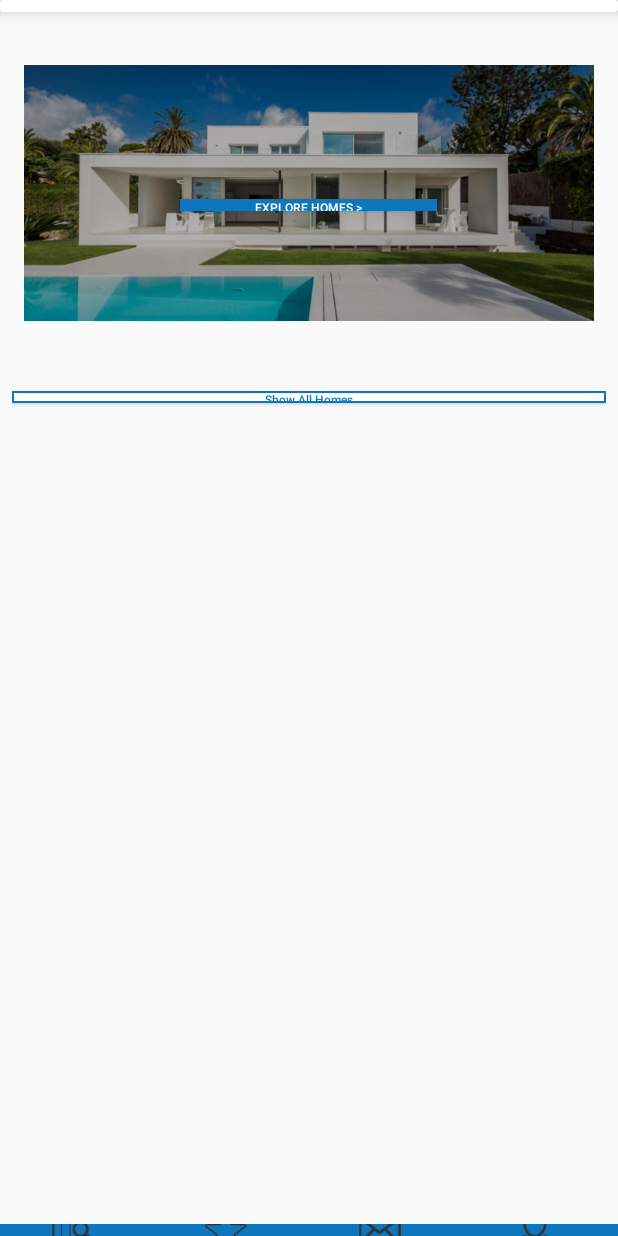
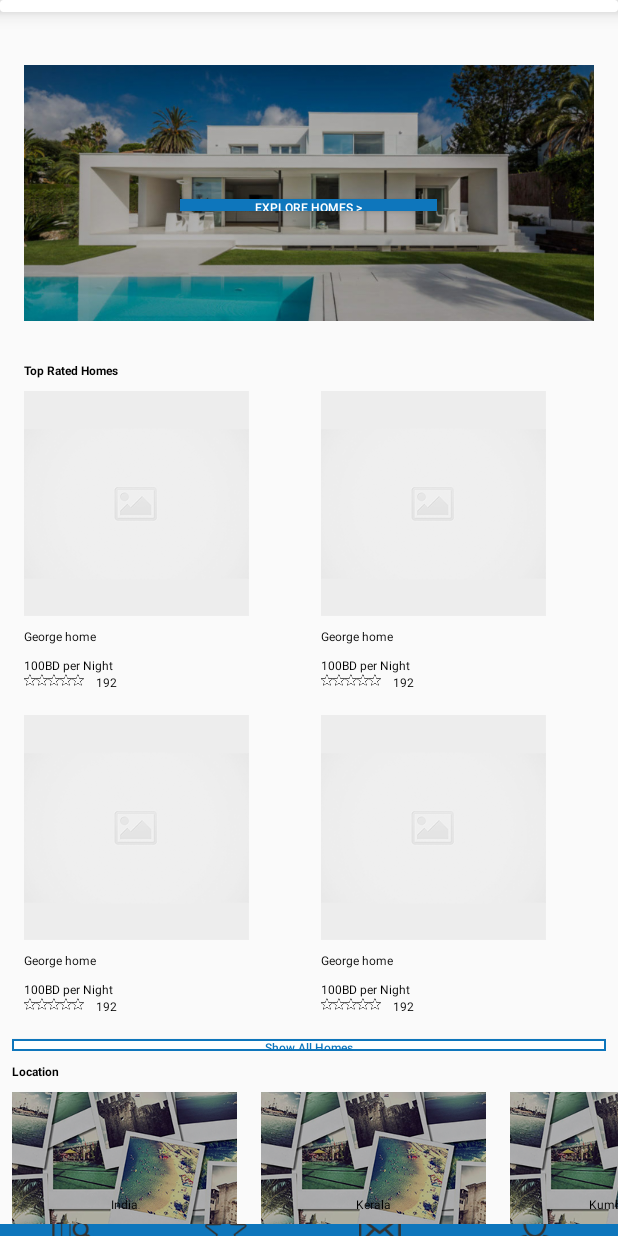
Before and after one commit to rimonrpallan3/Barsti, an Android app: the screen it shows after launch (LandingPage), on a phone screen of 412 x 824 dp. Run offline under Robolectric (Android 15) with nearby library versions, the phone set to English and light mode, and no system bars; our stand-ins replace Firebase (no records; nobody signed in at launch, a user with empty details on screens opened directly); libraries missing offline, so code that uses them is left out: com.mikepenz.iconics, net.steamcrafted.materialiconlib, pub.devrel.easypermissions; pictures from the network do not load; 1 statement that could not run was skipped.

Commit message:
Bug free in the list Due to LinearLayoutManger instead recycleview

```diff
--- a/app/src/main/java/com/voyager/barasti/fragment/explore/ExploreFrg.java
+++ b/app/src/main/java/com/voyager/barasti/fragment/explore/ExploreFrg.java
@@ -9,6 +9,7 @@ import android.support.v7.widget.RecyclerView;
 import android.view.LayoutInflater;
 import android.view.View;
 import android.view.ViewGroup;
+import android.widget.LinearLayout;
 
 import com.voyager.barasti.R;
 import com.voyager.barasti.fragment.explore.adapter.ExploreListAdapter;
@@ -55,19 +56,20 @@ public class ExploreFrg extends Fragment implements ExploreListAdapter.ClickList
 
         rvExploreList = rootView.findViewById(R.id.rvExplore);
         exploreListAdapter = new ExploreListAdapter(getData(), getActivity());
-        RecyclerView.LayoutManager mLayoutManager = new LinearLayoutManager(getActivity());
+        rvExploreList.setLayoutFrozen(true);
+        LinearLayoutManager mLayoutManager = new LinearLayoutManager(getActivity());
         rvExploreList.setLayoutManager(mLayoutManager);
         rvExploreList.setItemAnimator(new DefaultItemAnimator());
         rvExploreList.setAdapter(exploreListAdapter);
-        rvExploreList.setLayoutFrozen(true);
+
         //exploreListAdapter.setClickListener(this);
 
         return rootView;
     }
 
-    List<ExploreItems> landingListItems = Arrays.asList();
+    ArrayList<ExploreItems> landingListItems = new ArrayList<>();
 
-    public List<ExploreItems> getData() {
+    public ArrayList<ExploreItems> getData() {
 
         landingListItems = new ArrayList<ExploreItems>();
         landingListItems.clear();
@@ -75,33 +77,28 @@ public class ExploreFrg extends Fragment implements ExploreListAdapter.ClickList
         HeaderItem headerItem = new HeaderItem();
         headerItem.setImgHeader(R.drawable.barasti_home_banner);
         headerItem.setBtnContent("Explore Homes >");
-        // headerItem.setEnabled(true);
+        headerItem.setViewType(0);
         landingListItems.add(headerItem);
 
-        FooterItems footerItems = new FooterItems();
-        footerItems.setHeadingTitile("Location");
-        footerItems.setID(1);
-        footerItems.setLocLists(getLocs());
-        landingListItems.add(footerItems);
 
         ExploreItems yourTripItem = new ExploreItems();
         yourTripItem.setMainHeading("Top Rated Homes");
         yourTripItem.setBodyItemsList(getDatas());
-        yourTripItem.setID(1);
-        yourTripItem.setEnabled(true);
+        yourTripItem.setViewType(1);
         landingListItems.add(yourTripItem);
 
-
-
-
-
+        FooterItems footerItems = new FooterItems();
+        footerItems.setHeadingTitile("Location");
+        footerItems.setLocLists(getLocs());
+        footerItems.setViewType(2);
+        landingListItems.add(footerItems);
 
         return landingListItems;
     }
 
-    List<BodyItems> bodyItemsList = Arrays.asList();
+    ArrayList<BodyItems> bodyItemsList = new ArrayList<>();
 
-    public List<BodyItems> getDatas() {
+    public ArrayList<BodyItems> getDatas() {
 
         bodyItemsList = new ArrayList<BodyItems>();
         bodyItemsList.clear();
@@ -112,8 +109,6 @@ public class ExploreFrg extends Fragment implements ExploreListAdapter.ClickList
         homeBodyItems.setAmtHome("100BD per Night");
         homeBodyItems.setFavRate("192");
         homeBodyItems.setFavRatio("3.5");
-        homeBodyItems.setId(1);
-        homeBodyItems.setEnabled(true);
         bodyItemsList.add(homeBodyItems);
 
 
@@ -123,8 +118,6 @@ public class ExploreFrg extends Fragment implements ExploreListAdapter.ClickList
         homeBodyItems2.setAmtHome("100BD per Night");
         homeBodyItems2.setFavRate("192");
         homeBodyItems2.setFavRatio("3.5");
-        homeBodyItems2.setId(2);
-        homeBodyItems2.setEnabled(true);
         bodyItemsList.add(homeBodyItems2);
 
         BodyItems homeBodyItems3 = new BodyItems();
@@ -133,8 +126,6 @@ public class ExploreFrg extends Fragment implements ExploreListAdapter.ClickList
         homeBodyItems3.setAmtHome("100BD per Night");
         homeBodyItems3.setFavRate("192");
         homeBodyItems3.setFavRatio("3.5");
-        homeBodyItems3.setId(3);
-        homeBodyItems3.setEnabled(true);
         bodyItemsList.add(homeBodyItems3);
 
         BodyItems homeBodyItems4 = new BodyItems();
@@ -143,40 +134,32 @@ public class ExploreFrg extends Fragment implements ExploreListAdapter.ClickList
         homeBodyItems4.setAmtHome("100BD per Night");
         homeBodyItems4.setFavRate("192");
         homeBodyItems4.setFavRatio("3.5");
-        homeBodyItems4.setId(4);
-        homeBodyItems4.setEnabled(true);
         bodyItemsList.add(homeBodyItems4);
 
         return bodyItemsList;
     }
 
-    List<LocList> locLists = Arrays.asList();
+    ArrayList<LocList> locLists = new ArrayList<>();
 
-    public List<LocList> getLocs() {
+    public ArrayList<LocList> getLocs() {
 
         locLists = new ArrayList<LocList>();
         locLists.clear();
 
         LocList locList1 = new LocList();
-        locList1.setIdImg(R.drawable.placeholder_image);
+        locList1.setIdImg(R.drawable.prefered_location);
         locList1.setImgHeading("India");
-        locList1.setId(1);
-        locList1.setEnabled(true);
         locLists.add(locList1);
 
 
         LocList locList2 = new LocList();
-        locList2.setIdImg(R.drawable.placeholder_image);
+        locList2.setIdImg(R.drawable.prefered_location);
         locList2.setImgHeading("Kerala");
-        locList2.setId(2);
-        locList2.setEnabled(true);
         locLists.add(locList2);
 
         LocList locList3 = new LocList();
-        locList3.setIdImg(R.drawable.placeholder_image);
-        locList2.setImgHeading("Kumbalangi");
-        locList3.setId(3);
-        locList3.setEnabled(true);
+        locList3.setIdImg(R.drawable.prefered_location);
+        locList3.setImgHeading("Kumbalangi");
         locLists.add(locList3);
 
         return locLists;
--- a/app/src/main/java/com/voyager/barasti/fragment/explore/adapter/ExploreListAdapter.java
+++ b/app/src/main/java/com/voyager/barasti/fragment/explore/adapter/ExploreListAdapter.java
@@ -48,30 +48,99 @@ public class ExploreListAdapter extends RecyclerView.Adapter<RecyclerView.ViewHo
         this.infalter = LayoutInflater.from(activity);
         this.activity = activity;
 
+        /*String json = new Gson().toJson(exploreItems);
+        System.out.println(" ------------ ExploreListAdapter Con onBindViewHolder ExploreItems  : "+json);*/
+
     }
 
     @Override
     public RecyclerView.ViewHolder onCreateViewHolder(ViewGroup parent, int viewType) {
         System.out.println(" ------------ ExploreListAdapter onCreateViewHolder viewType : "+viewType);
-        if(viewType == 1){
-            View rootView = infalter.inflate(R.layout.content_explore_list_body,parent,false);
+        View rootView;
+        if(viewType == TYPE_BODY){
+            rootView =LayoutInflater.from(parent.getContext()).inflate(R.layout.content_explore_list_body, parent, false);
+            //rootView = infalter.inflate(R.layout.content_explore_list_body,parent,false);
             System.out.println(" ------------ ExploreListAdapter content_explore_list_body");
             return new BodyListViewHolder(rootView);
-        }else if(viewType == 2){
-            View rootView = infalter.inflate(R.layout.content_explore_list_footer,parent,false);
+        }else if(viewType == TYPE_FOOTER){
+            rootView =LayoutInflater.from(parent.getContext()).inflate(R.layout.content_explore_list_footer, parent, false);
+
+            //rootView = infalter.inflate(R.layout.content_explore_list_footer,parent,false);
             System.out.println(" ------------ ExploreListAdapter content_explore_list_footer");
             return new FooterListViewHolder(rootView);
-        }else{
-            View rootView = infalter.inflate(R.layout.content_landing_header,parent,false);
+        }else if(viewType == TYPE_HEADER){
+            rootView =LayoutInflater.from(parent.getContext()).inflate(R.layout.content_landing_header, parent, false);
+            //rootView = infalter.inflate(R.layout.content_landing_header,parent,false);
             System.out.println(" ------------ ExploreListAdapter content_landing_header");
             return new mHeaderViewHolder(rootView);
         }
+        return null;
     }
 
 
     @Override
     public void onBindViewHolder(final RecyclerView.ViewHolder holderViews, final int position) {
-        if(holderViews instanceof BodyListViewHolder) {
+        ExploreItems exploreItems1 =exploreItems.get(position);
+        if (exploreItems1 != null) {
+            switch (exploreItems1.getViewType()) {
+                case TYPE_HEADER:
+                    System.out.println(" ------------ mHeaderViewHolder onBindViewHolder HeaderItem position : "+position);
+                    final mHeaderViewHolder headerHolder = (mHeaderViewHolder) holderViews;
+                    final HeaderItem dataItem = (HeaderItem) exploreItems.get(position);
+                    System.out.println("mHeaderViewHolder Btn name : "+dataItem.getBtnContent());
+                    System.out.println("mHeaderViewHolder Image Url/Id  : "+dataItem.getImageUrl());
+                    headerHolder.ivBanner.setImageResource(dataItem.getImgHeader());
+                    headerHolder.btnHome.setText(dataItem.getBtnContent());
+
+                    break;
+                case TYPE_BODY:
+                    BodyListViewHolder bodyHolder = (BodyListViewHolder) holderViews;
+                    System.out.println(" ------------ ExploreListAdapter onBindViewHolder BodyListViewHolder position : "+position);
+
+                    bodyHolder.tvHeading.setText(exploreItems.get(position).getMainHeading());
+                    bodyHolder.btnExpandView.setOnClickListener(new View.OnClickListener() {
+                        @Override
+                        public void onClick(View v) {
+                            Toast.makeText(activity,"Expand View Clicked",Toast.LENGTH_LONG).show();
+                        }
+                    });
+                    bodyItemsList = exploreItems.get(position).getBodyItemsList();
+                    bodyListAdapter = new BodyListAdapter(bodyItemsList, activity);
+                    RecyclerView.LayoutManager mLayoutManager = new LinearLayoutManager(activity.getApplicationContext());
+                    bodyHolder.rvBodyList.setLayoutManager(mLayoutManager);
+                    bodyHolder.rvBodyList.setItemAnimator(new DefaultItemAnimator());
+                    bodyHolder.rvBodyList.setLayoutManager(new GridLayoutManager(activity, 2));
+                    bodyHolder.rvBodyList.setAdapter(bodyListAdapter);
+                    bodyHolder.rvBodyList.setLayoutFrozen(true);
+                    //bodyListAdapter.setClickListener(this);
+
+                    break;
+                case TYPE_FOOTER:
+                    System.out.println(" ------------ FooterListViewHolder onBindViewHolder FooterItems position : "+position);
+                    final FooterListViewHolder holderFooter = (FooterListViewHolder) holderViews;
+                    final FooterItems footerItems = (FooterItems) exploreItems.get(position);
+                    String json = new Gson().toJson(footerItems);
+                    System.out.println(" ------------ FooterListViewHolder onBindViewHolder FooterItems  : "+json);
+                    locLists = footerItems.getLocLists();
+                    holderFooter.tvFooterHeading.setText(footerItems.getHeadingTitile());
+                    System.out.println(" ------------ FooterListViewHolder onBindViewHolder FooterItems Heading : "+footerItems.getHeadingTitile());
+                    footerListAdapter = new FooterListAdapter(locLists, activity);
+                    LinearLayoutManager HorizontalView = new LinearLayoutManager(activity, LinearLayoutManager.HORIZONTAL, false);
+                    holderFooter.rvFooterList.setLayoutManager(HorizontalView);
+                    holderFooter.rvFooterList.setItemAnimator(new DefaultItemAnimator());
+                    holderFooter.rvFooterList.setAdapter(footerListAdapter);
+                    holderFooter.rvFooterList.setNestedScrollingEnabled(true);
+
+                    break;
+            }
+        }
+
+
+
+
+
+
+     /*   if(holderViews instanceof BodyListViewHolder) {
             BodyListViewHolder holder = (BodyListViewHolder) holderViews;
             System.out.println(" ------------ ExploreListAdapter onBindViewHolder BodyListViewHolder position : "+position);
 
@@ -118,7 +187,7 @@ public class ExploreListAdapter extends RecyclerView.Adapter<RecyclerView.ViewHo
             holder.rvFooterList.setNestedScrollingEnabled(true);
             //holder.rvFooterList.setLayoutFrozen(true);
         }
-
+*/
     }
 
 
@@ -133,15 +202,25 @@ public class ExploreListAdapter extends RecyclerView.Adapter<RecyclerView.ViewHo
 
     @Override
     public int getItemViewType(int position) {
-        System.out.println(" ------------ ExploreListAdapter getItemViewType position : "+position);
-        if(position == 0 && exploreItems.get(position) instanceof HeaderItem){
+        switch (exploreItems.get(position).getViewType()) {
+            case 0:
+                return TYPE_HEADER;
+            case 1:
+                return TYPE_BODY;
+            case 2:
+                return TYPE_FOOTER;
+            default:
+                return -1;
+        }
+       /* System.out.println(" ------------ ExploreListAdapter getItemViewType position : "+position);
+        if(position == TYPE_HEADER && exploreItems.get(position) instanceof HeaderItem){
             System.out.println(" ------------ ExploreListAdapter onBindViewHolder getItemViewType HeaderItem : "+position);
             return TYPE_HEADER;
-        }else if(position == 2 && exploreItems.get(position) instanceof FooterItems){
+        }else if(position == TYPE_FOOTER && exploreItems.get(position) instanceof FooterItems){
             System.out.println(" ------------ ExploreListAdapter onBindViewHolder getItemViewType FooterItems : "+position);
             return TYPE_FOOTER;
         }
-        return TYPE_BODY;
+        return TYPE_BODY;*/
     }
 
 
--- a/app/src/main/java/com/voyager/barasti/fragment/explore/model/ExploreFooter/FooterItems.java
+++ b/app/src/main/java/com/voyager/barasti/fragment/explore/model/ExploreFooter/FooterItems.java
@@ -1,6 +1,9 @@
 package com.voyager.barasti.fragment.explore.model.ExploreFooter;
 
+import com.voyager.barasti.fragment.explore.model.exploreList.BodyItems;
 import com.voyager.barasti.fragment.explore.model.exploreList.ExploreItems;
+
+import net.steamcrafted.materialiconlib.MaterialDrawableBuilder;
 
 import java.util.ArrayList;
 import java.util.List;
@@ -22,6 +25,7 @@ public class FooterItems extends ExploreItems {
     private String headingTitile;
     List<LocList> locLists ;
 
+
     public String getHeadingTitile() {
         return headingTitile;
     }
@@ -30,7 +34,6 @@ public class FooterItems extends ExploreItems {
         this.headingTitile = headingTitile;
     }
 
-
     public List<LocList> getLocLists() {
         return locLists;
     }
@@ -38,5 +41,4 @@ public class FooterItems extends ExploreItems {
     public void setLocLists(List<LocList> locLists) {
         this.locLists = locLists;
     }
-
 }
--- a/app/src/main/java/com/voyager/barasti/fragment/explore/model/ExploreHeader/HeaderItem.java
+++ b/app/src/main/java/com/voyager/barasti/fragment/explore/model/ExploreHeader/HeaderItem.java
@@ -20,12 +20,12 @@ public class HeaderItem extends ExploreItems {
     private String ImageUrl;
     private int imgHeader;
 
-    public int getImgHeader() {
-        return imgHeader;
+    public String getBtnContent() {
+        return btnContent;
     }
 
-    public void setImgHeader(int imgHeader) {
-        this.imgHeader = imgHeader;
+    public void setBtnContent(String btnContent) {
+        this.btnContent = btnContent;
     }
 
     @Override
@@ -38,11 +38,11 @@ public class HeaderItem extends ExploreItems {
         ImageUrl = imageUrl;
     }
 
-    public String getBtnContent() {
-        return btnContent;
+    public int getImgHeader() {
+        return imgHeader;
     }
 
-    public void setBtnContent(String btnContent) {
-        this.btnContent = btnContent;
+    public void setImgHeader(int imgHeader) {
+        this.imgHeader = imgHeader;
     }
 }
--- a/app/src/main/java/com/voyager/barasti/fragment/explore/model/exploreList/ExploreItems.java
+++ b/app/src/main/java/com/voyager/barasti/fragment/explore/model/exploreList/ExploreItems.java
@@ -21,7 +21,7 @@ public class ExploreItems {
     private int notify;
     String mainHeading;
     private MaterialDrawableBuilder.IconValue iconDraw;
-    public int viewType;
+    private int viewType;
     public final static String TAG_NAME = "ExploreItems";
 
 
@@ -31,53 +31,19 @@ public class ExploreItems {
         this.type = TAG_NAME;
     }
 
-    public String getMainHeading() {
-        return mainHeading;
-    }
-
-    public int getViewType() {
-        return viewType;
-    }
-
-    public String getType() {
-        return type;
-    }
-
-    public void setType(String type) {
+    public ExploreItems(int ID, String name, String discription, String imageUrl, int imageId, String type, boolean enabled, int notify, String mainHeading, MaterialDrawableBuilder.IconValue iconDraw, int viewType, List<BodyItems> bodyItemsList) {
+        this.ID = ID;
+        Name = name;
+        Discription = discription;
+        ImageUrl = imageUrl;
+        ImageId = imageId;
         this.type = type;
-    }
-
-    public void setViewType(int viewType) {
+        this.enabled = enabled;
+        this.notify = notify;
+        this.mainHeading = mainHeading;
+        this.iconDraw = iconDraw;
         this.viewType = viewType;
-    }
-
-    public List<BodyItems> getBodyItemsList() {
-        return bodyItemsList;
-    }
-
-    public void setBodyItemsList(List<BodyItems> bodyItemsList) {
         this.bodyItemsList = bodyItemsList;
-    }
-
-    public void setMainHeading(String mainHeading) {
-        this.mainHeading = mainHeading;
-    }
-
-    public int getNotify() {
-        return notify;
-    }
-
-
-    public void setNotify(int notify) {
-        this.notify = notify;
-    }
-
-    public boolean isEnabled() {
-        return enabled;
-    }
-
-    public void setEnabled(boolean enabled) {
-        this.enabled = enabled;
     }
 
     public int getID() {
@@ -120,6 +86,37 @@ public class ExploreItems {
         ImageId = imageId;
     }
 
+    public String getType() {
+        return type;
+    }
+
+    public void setType(String type) {
+        this.type = type;
+    }
+
+    public boolean isEnabled() {
+        return enabled;
+    }
+
+    public void setEnabled(boolean enabled) {
+        this.enabled = enabled;
+    }
+
+    public int getNotify() {
+        return notify;
+    }
+
+    public void setNotify(int notify) {
+        this.notify = notify;
+    }
+
+    public String getMainHeading() {
+        return mainHeading;
+    }
+
+    public void setMainHeading(String mainHeading) {
+        this.mainHeading = mainHeading;
+    }
 
     public MaterialDrawableBuilder.IconValue getIconDraw() {
         return iconDraw;
@@ -129,4 +126,23 @@ public class ExploreItems {
         this.iconDraw = iconDraw;
     }
 
+    public int getViewType() {
+        return viewType;
+    }
+
+    public void setViewType(int viewType) {
+        this.viewType = viewType;
+    }
+
+    public static String getTagName() {
+        return TAG_NAME;
+    }
+
+    public List<BodyItems> getBodyItemsList() {
+        return bodyItemsList;
+    }
+
+    public void setBodyItemsList(List<BodyItems> bodyItemsList) {
+        this.bodyItemsList = bodyItemsList;
+    }
 }
--- a/app/src/main/res/layout/content_explore_list_body.xml
+++ b/app/src/main/res/layout/content_explore_list_body.xml
@@ -1,7 +1,7 @@
 <?xml version="1.0" encoding="utf-8"?>
 <LinearLayout xmlns:android="http://schemas.android.com/apk/res/android"
     android:orientation="vertical" android:layout_width="match_parent"
-    android:layout_height="match_parent"
+    android:layout_height="wrap_content"
     android:layout_marginLeft="@dimen/_10"
     android:layout_marginRight="@dimen/_10"
     android:layout_marginBottom="@dimen/_10">
--- a/app/src/main/res/layout/content_explore_list_footer.xml
+++ b/app/src/main/res/layout/content_explore_list_footer.xml
@@ -1,18 +1,15 @@
 <?xml version="1.0" encoding="utf-8"?>
 <LinearLayout xmlns:android="http://schemas.android.com/apk/res/android"
     android:layout_width="match_parent"
-    android:layout_height="match_parent"
-    android:layout_marginBottom="@dimen/_10"
-    android:layout_marginLeft="@dimen/_10"
-    android:layout_marginRight="@dimen/_10"
+    android:layout_height="wrap_content"
     android:orientation="vertical">
 
     <TextView
         android:id="@+id/tvFooterHeading"
         android:layout_width="wrap_content"
         android:layout_height="wrap_content"
-        android:layout_marginLeft="@dimen/_10"
-        android:layout_marginRight="@dimen/_10"
+        android:layout_marginLeft="@dimen/_20"
+        android:layout_marginRight="@dimen/_20"
         android:text="Locations"
         android:textColor="@color/black"
         android:textSize="@dimen/_18"
@@ -20,7 +17,7 @@
 
     <android.support.v7.widget.RecyclerView
         android:id="@+id/rvFooterList"
-        android:layout_width="wrap_content"
+        android:layout_width="match_parent"
         android:layout_height="wrap_content"
         android:orientation="horizontal"/>
 
```
